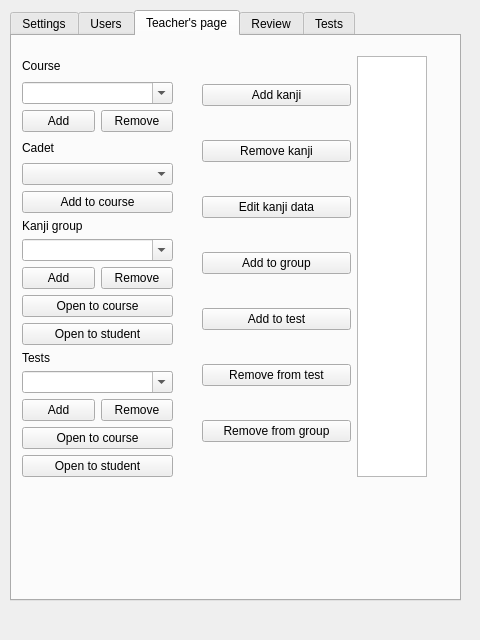
First picture: the form in src/kanjitoolswindow.ui, repository mihaly4/KanjiTools, before the edit.
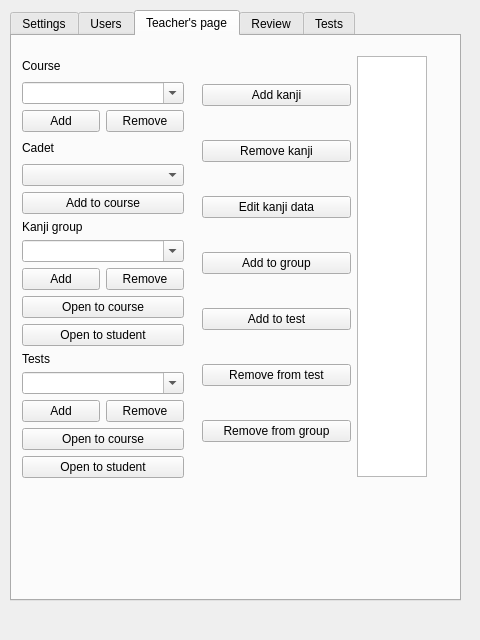
Second picture: the form after the edit. The open tabs and pages were chosen to show the change.

The edit to the form file:
```diff
--- a/src/kanjitoolswindow.ui
+++ b/src/kanjitoolswindow.ui
@@ -110,8 +110,8 @@
        <rect>
         <x>10</x>
         <y>20</y>
-        <width>151</width>
-        <height>421</height>
+        <width>162</width>
+        <height>422</height>
        </rect>
       </property>
       <layout class="QVBoxLayout" name="verticalLayout_10">
```
Left out of the diff: 6 changed lines with no effect on the pictures.
